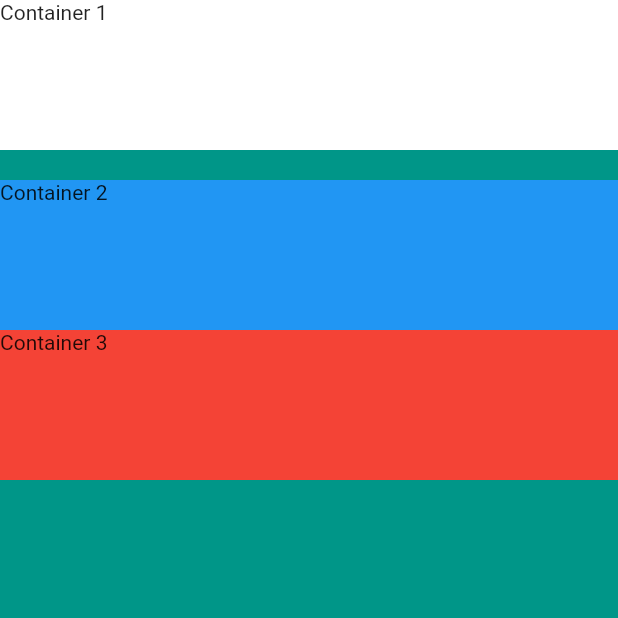
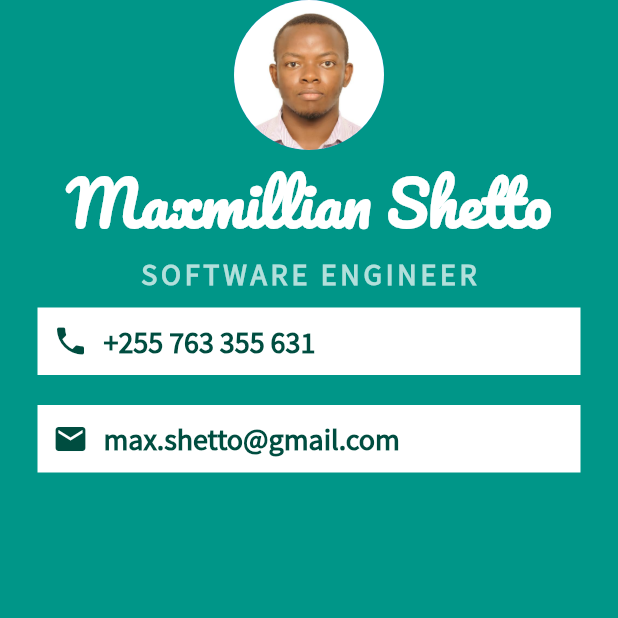
Before and after one commit to MaxmillianShetto/LinkedInLearning, a Flutter app: the screen it shows after launch, on a phone screen of 412 x 824 dp, the top half of it. Run offline on Flutter 3.47's test engine with Material 2 defaults, Android fonts, the phone set to English and light mode, and no system bars.

Commit message:
Flutter: Part 03 Flutter Widgets: The Icon Widget and Custom fonts

```diff
--- a/mi_card_flutter/lib/main.dart
+++ b/mi_card_flutter/lib/main.dart
@@ -12,37 +12,81 @@ class MyApp extends StatelessWidget {
         backgroundColor: Colors.teal,
         body: SafeArea(
           child: Column(
-          // mainAxisSize: MainAxisSize.min, this minimizes vertical height to height of items
-          // verticalDirection: VerticalDirection.down, This arranges content from bottom to top
-          //    To change the spacing arrange together
-          //     mainAxisAlignment: MainAxisAlignment.spaceEvenly,
-          // Stretches children across the screen
-          crossAxisAlignment: CrossAxisAlignment.stretch,
             children: <Widget>[
-            Container(
-              height: 100.0,
+              CircleAvatar(
+                radius: 50.0,
+                backgroundImage: AssetImage(
+                  'images/max.png',
+                ),
+              ),
+              Text(
+                'Maxmillian Shetto',
+                style: TextStyle(
+                  fontSize: 40.0,
                   color: Colors.white,
-              child: Text('Container 1'),
+                  fontWeight: FontWeight.bold,
+                  fontFamily: 'Pacifico',
                 ),
-
-            // Putting some spacing in between
-            SizedBox(height: 20.0,),
-            Container(
-              height: 100.0,
-              color: Colors.blue,
-              child: Text('Container 2'),
+              ),
+              Text(
+                'SOFTWARE ENGINEER',
+                style: TextStyle(
+                  fontSize: 20.0,
+                  letterSpacing: 2.5,
+                  fontWeight: FontWeight.bold,
+                  color: Colors.teal[100],
+                  fontFamily: 'SourceSansPro',
+                ),
               ),
               Container(
-              height: 100.0,
-              color: Colors.red,
-              child: Text('Container 3'),
+                color: Colors.white,
+                margin: EdgeInsets.symmetric(vertical: 10.0, horizontal: 25.0),
+                padding: EdgeInsets.all(10.0),
+                child: Row(
+                  children: <Widget>[
+                    Icon(
+                      Icons.phone,
+                      color: Colors.teal.shade900,
+                    ),
+                    SizedBox(
+                      width: 10.0,
+                    ),
+                    Text('+255 763 355 631',
+                    style: TextStyle(
+                      color: Colors.teal.shade900,
+                      fontFamily: 'SourceSansPro',
+                      fontWeight: FontWeight.bold,
+                      fontSize: 20.0,
+                    ),)
+                  ],
+                ),
               ),
               Container(
-              width: double.infinity,
-              height: 100,
-            )
+                color: Colors.white,
+                margin: EdgeInsets.symmetric(vertical: 10.0, horizontal: 25.0),
+                padding: EdgeInsets.all(10.0),
+                child: Row(
+                  children: <Widget>[
+                    Icon(
+                      Icons.email,
+                      color: Colors.teal.shade900,
+                    ),
+                    SizedBox(
+                      width: 10.0,
+                    ),
+                    Text('max.shetto@gmail.com',
+                      style: TextStyle(
+                        color: Colors.teal.shade900,
+                        fontFamily: 'SourceSansPro',
+                        fontWeight: FontWeight.bold,
+                        fontSize: 20.0,
+                      ),)
                   ],
-        )),
+                ),
+              ),
+            ],
+          ),
+        ),
       ),
     );
   }
```
Also changed, not shown: mi_card_flutter/pubspec.yaml (+11 -48 lines), mi_card_flutter/images/max.png (added). Lines whose indentation alone changed are shown as unchanged.
